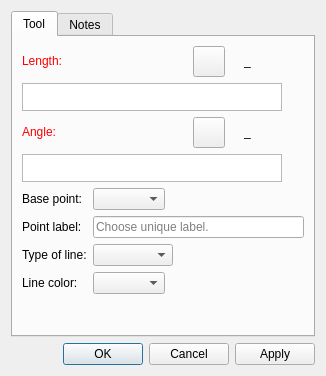
Above: src/libs/vtools/dialogs/tools/dialogendline.ui from dismine/valentina before the change. Below: the same form after it.
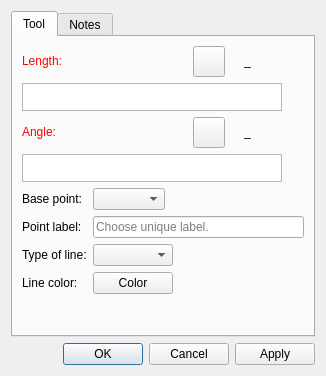
That is the form after the change. Icons and pictures are not drawn. Custom widgets are drawn as their Qt base class.

Commit message: Tool color picker.

Patch:
```diff
--- a/src/libs/vtools/dialogs/tools/dialogendline.ui
+++ b/src/libs/vtools/dialogs/tools/dialogendline.ui
@@ -523,7 +523,11 @@
           </widget>
          </item>
          <item row="3" column="1">
-          <widget class="QComboBox" name="comboBoxLineColor"/>
+          <widget class="VPE::QtColorPicker" name="pushButtonLineColor">
+           <property name="text">
+            <string>Color</string>
+           </property>
+          </widget>
          </item>
         </layout>
        </item>
@@ -567,6 +571,11 @@
   </layout>
  </widget>
  <customwidgets>
+  <customwidget>
+   <class>VPE::QtColorPicker</class>
+   <extends>QPushButton</extends>
+   <header>../vpropertyexplorer/qtcolorpicker.h</header>
+  </customwidget>
   <customwidget>
    <class>VPlainTextEdit</class>
    <extends>QPlainTextEdit</extends>
```
Left out of the diff: 10 changed lines with no effect on the pictures. The commit also changes 62 other files.
